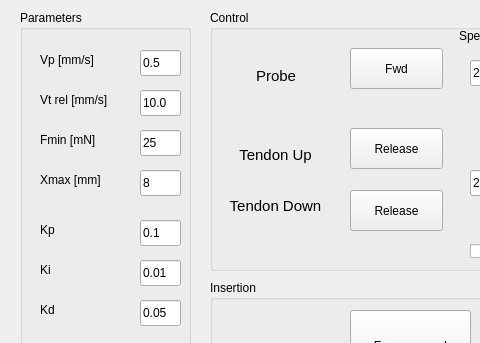
AlexMarguet/microbs-microprobe, file microprobe_app/mainwindow.ui: the form before one commit; both pictures show x 0 to 480 and y 0 to 343 of the 1155 by 655 pixel window.
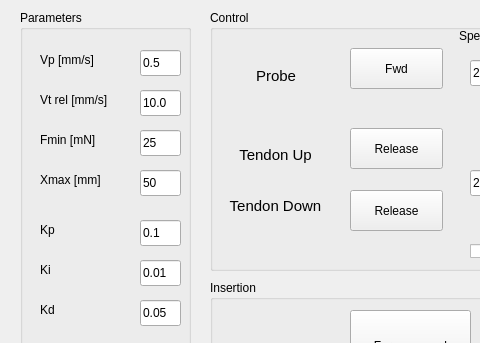
The form after the commit.

```diff
--- a/microprobe_app/mainwindow.ui
+++ b/microprobe_app/mainwindow.ui
@@ -686,7 +686,7 @@
       </rect>
      </property>
      <property name="text">
-      <string>8</string>
+      <string>50</string>
      </property>
     </widget>
     <widget class="QLabel" name="label_12">
```
Left out of the diff: 2 changed lines with no effect on the pictures.
